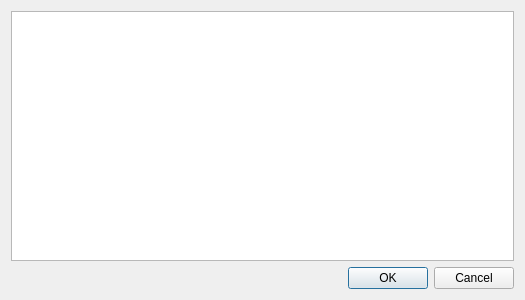
Before: the Qt Designer form src/plugins/plugindialog.ui in FrenchDilettante/dbmaster, drawn with Qt 5.
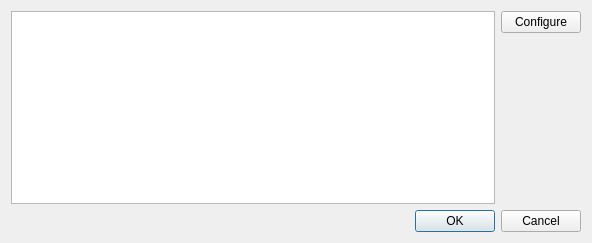
After: the same form once the commit is applied.

What changed in the file:
```diff
--- a/src/plugins/plugindialog.ui
+++ b/src/plugins/plugindialog.ui
@@ -6,8 +6,8 @@
    <rect>
     <x>0</x>
     <y>0</y>
-    <width>525</width>
-    <height>300</height>
+    <width>592</width>
+    <height>243</height>
    </rect>
   </property>
   <property name="windowTitle">
@@ -17,7 +17,7 @@
    <item row="0" column="0" rowspan="4" colspan="2">
     <widget class="QTreeView" name="pluginTree"/>
    </item>
-   <item row="4" column="0" colspan="2">
+   <item row="4" column="0" colspan="3">
     <widget class="QDialogButtonBox" name="buttonBox">
      <property name="orientation">
       <enum>Qt::Horizontal</enum>
@@ -27,6 +27,32 @@
      </property>
     </widget>
    </item>
+   <item row="0" column="2">
+    <widget class="QPushButton" name="configButton">
+     <property name="sizePolicy">
+      <sizepolicy hsizetype="Fixed" vsizetype="Fixed">
+       <horstretch>0</horstretch>
+       <verstretch>0</verstretch>
+      </sizepolicy>
+     </property>
+     <property name="text">
+      <string>Configure</string>
+     </property>
+    </widget>
+   </item>
+   <item row="2" column="2">
+    <spacer name="verticalSpacer">
+     <property name="orientation">
+      <enum>Qt::Vertical</enum>
+     </property>
+     <property name="sizeHint" stdset="0">
+      <size>
+       <width>20</width>
+       <height>40</height>
+      </size>
+     </property>
+    </spacer>
+   </item>
   </layout>
  </widget>
  <resources/>
```
